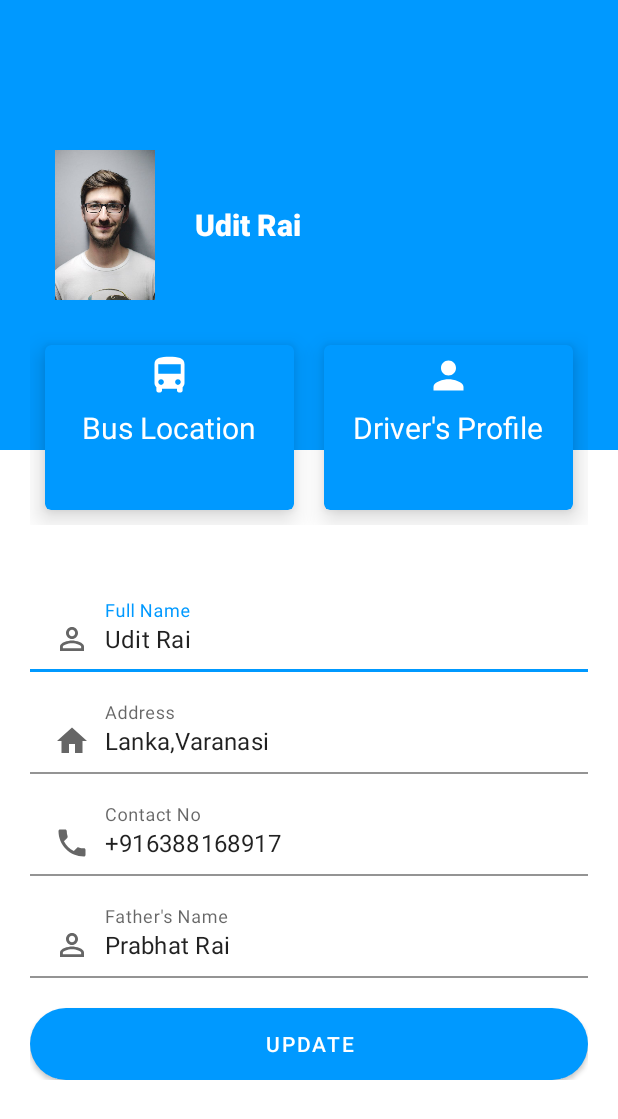
After one commit to Udit-8/TrackIt, an Android app: the UserProfileActivity screen opened directly, with no data from a screen before it, on a phone screen of 412 x 824 dp. The commit adds this screen. Shown: the top 1119 px of the screen. Run offline under Robolectric (Android 15) with nearby library versions, the phone set to English and light mode, and no system bars.

Commit message:
Added the Profile Page for students

```diff
--- a/app/src/main/AndroidManifest.xml
+++ b/app/src/main/AndroidManifest.xml
@@ -9,6 +9,9 @@
         android:roundIcon="@mipmap/ic_launcher_round"
         android:supportsRtl="true"
         android:theme="@style/Theme.TrackIt">
+        <activity
+            android:name=".UserProfileActivity"
+            android:exported="true" />
         <activity
             android:name=".MainActivity"
             android:exported="true" />
--- a/app/src/main/java/com/example/trackit/LoginActivity.java
+++ b/app/src/main/java/com/example/trackit/LoginActivity.java
@@ -3,6 +3,7 @@ package com.example.trackit;
 import androidx.annotation.NonNull;
 import androidx.appcompat.app.AppCompatActivity;
 
+import android.content.Intent;
 import android.os.Bundle;
 import android.provider.ContactsContract;
 import android.text.TextUtils;
@@ -55,6 +56,8 @@ public class LoginActivity extends AppCompatActivity {
                                 if(passwordInDatabase.equals(password))
                                 {
                                     Toast.makeText(LoginActivity.this,"Signed in Successfully",Toast.LENGTH_LONG).show();
+                                    Intent intent = new Intent(LoginActivity.this,UserProfileActivity.class);
+                                    startActivity(intent);
                                 }
                                 else
                                 {
--- /dev/null
+++ b/app/src/main/java/com/example/trackit/UserProfileActivity.java
@@ -0,0 +1,14 @@
+package com.example.trackit;
+
+import androidx.appcompat.app.AppCompatActivity;
+
+import android.os.Bundle;
+
+public class UserProfileActivity extends AppCompatActivity {
+
+    @Override
+    protected void onCreate(Bundle savedInstanceState) {
+        super.onCreate(savedInstanceState);
+        setContentView(R.layout.activity_user_profile);
+    }
+}
--- /dev/null
+++ b/app/src/main/res/drawable/ic_bus.xml
@@ -0,0 +1,5 @@
+<vector android:height="24dp" android:tint="#FFFFFF"
+    android:viewportHeight="24" android:viewportWidth="24"
+    android:width="24dp" xmlns:android="http://schemas.android.com/apk/res/android">
+    <path android:fillColor="@android:color/white" android:pathData="M4,16c0,0.88 0.39,1.67 1,2.22L5,20c0,0.55 0.45,1 1,1h1c0.55,0 1,-0.45 1,-1v-1h8v1c0,0.55 0.45,1 1,1h1c0.55,0 1,-0.45 1,-1v-1.78c0.61,-0.55 1,-1.34 1,-2.22L20,6c0,-3.5 -3.58,-4 -8,-4s-8,0.5 -8,4v10zM7.5,17c-0.83,0 -1.5,-0.67 -1.5,-1.5S6.67,14 7.5,14s1.5,0.67 1.5,1.5S8.33,17 7.5,17zM16.5,17c-0.83,0 -1.5,-0.67 -1.5,-1.5s0.67,-1.5 1.5,-1.5 1.5,0.67 1.5,1.5 -0.67,1.5 -1.5,1.5zM18,11L6,11L6,6h12v5z"/>
+</vector>
--- /dev/null
+++ b/app/src/main/res/drawable/ic_home.xml
@@ -0,0 +1,10 @@
+<vector xmlns:android="http://schemas.android.com/apk/res/android"
+    android:width="24dp"
+    android:height="24dp"
+    android:viewportWidth="24"
+    android:viewportHeight="24"
+    android:tint="?attr/colorControlNormal">
+  <path
+      android:fillColor="@android:color/white"
+      android:pathData="M10,20v-6h4v6h5v-8h3L12,3 2,12h3v8z"/>
+</vector>
--- /dev/null
+++ b/app/src/main/res/drawable/ic_person_small.xml
@@ -0,0 +1,10 @@
+<vector xmlns:android="http://schemas.android.com/apk/res/android"
+    android:width="24dp"
+    android:height="24dp"
+    android:viewportWidth="24"
+    android:viewportHeight="24"
+    android:tint="?attr/colorControlNormal">
+  <path
+      android:fillColor="@android:color/white"
+      android:pathData="M12,5.9c1.16,0 2.1,0.94 2.1,2.1s-0.94,2.1 -2.1,2.1S9.9,9.16 9.9,8s0.94,-2.1 2.1,-2.1m0,9c2.97,0 6.1,1.46 6.1,2.1v1.1L5.9,18.1L5.9,17c0,-0.64 3.13,-2.1 6.1,-2.1M12,4C9.79,4 8,5.79 8,8s1.79,4 4,4 4,-1.79 4,-4 -1.79,-4 -4,-4zM12,13c-2.67,0 -8,1.34 -8,4v3h16v-3c0,-2.66 -5.33,-4 -8,-4z"/>
+</vector>
--- /dev/null
+++ b/app/src/main/res/drawable/ic_phone.xml
@@ -0,0 +1,10 @@
+<vector xmlns:android="http://schemas.android.com/apk/res/android"
+    android:width="24dp"
+    android:height="24dp"
+    android:viewportWidth="24"
+    android:viewportHeight="24"
+    android:tint="?attr/colorControlNormal">
+  <path
+      android:fillColor="@android:color/white"
+      android:pathData="M6.62,10.79c1.44,2.83 3.76,5.14 6.59,6.59l2.2,-2.2c0.27,-0.27 0.67,-0.36 1.02,-0.24 1.12,0.37 2.33,0.57 3.57,0.57 0.55,0 1,0.45 1,1V20c0,0.55 -0.45,1 -1,1 -9.39,0 -17,-7.61 -17,-17 0,-0.55 0.45,-1 1,-1h3.5c0.55,0 1,0.45 1,1 0,1.25 0.2,2.45 0.57,3.57 0.11,0.35 0.03,0.74 -0.25,1.02l-2.2,2.2z"/>
+</vector>
--- /dev/null
+++ b/app/src/main/res/drawable/ic_profile.xml
@@ -0,0 +1,5 @@
+<vector android:height="24dp" android:tint="#FFFFFF"
+    android:viewportHeight="24" android:viewportWidth="24"
+    android:width="24dp" xmlns:android="http://schemas.android.com/apk/res/android">
+    <path android:fillColor="@android:color/white" android:pathData="M12,12c2.21,0 4,-1.79 4,-4s-1.79,-4 -4,-4 -4,1.79 -4,4 1.79,4 4,4zM12,14c-2.67,0 -8,1.34 -8,4v2h16v-2c0,-2.66 -5.33,-4 -8,-4z"/>
+</vector>
--- /dev/null
+++ b/app/src/main/res/layout/activity_user_profile.xml
@@ -0,0 +1,163 @@
+<?xml version="1.0" encoding="utf-8"?>
+<ScrollView xmlns:android="http://schemas.android.com/apk/res/android"
+    xmlns:app="http://schemas.android.com/apk/res-auto"
+    xmlns:tools="http://schemas.android.com/tools"
+    android:layout_width="match_parent"
+    android:layout_height="match_parent"
+    tools:context=".UserProfileActivity">
+    <LinearLayout
+        android:layout_width="match_parent"
+        android:layout_height="match_parent"
+        android:orientation="vertical">
+    <RelativeLayout
+        android:layout_width="match_parent"
+        android:layout_height="300dp"
+        android:padding="20dp"
+        android:background="@color/colorPrimary">
+    <ImageView
+        android:id="@+id/profile_image"
+        android:layout_width="100dp"
+        android:layout_height="100dp"
+        android:src="@drawable/profile_image"
+        android:layout_centerVertical="true"/>
+
+        <TextView
+            android:layout_width="wrap_content"
+            android:layout_height="wrap_content"
+            android:layout_centerVertical="true"
+            android:layout_marginLeft="10dp"
+            android:layout_toRightOf="@+id/profile_image"
+            android:fontFamily="sans-serif-black"
+            android:text="Udit Rai"
+            android:textColor="#FFFFFF"
+            android:textSize="20sp" />
+    </RelativeLayout>
+
+    <LinearLayout
+        android:layout_width="match_parent"
+        android:layout_height="wrap_content"
+        android:padding="20dp"
+        android:layout_marginTop="-100dp">
+        <com.google.android.material.card.MaterialCardView
+            android:layout_width="0dp"
+            android:layout_height="110dp"
+            android:layout_weight="1"
+            app:cardBackgroundColor="@color/colorPrimary"
+            app:cardElevation="10dp"
+            android:layout_margin="10dp">
+            <RelativeLayout
+                android:layout_width="match_parent"
+                android:layout_height="match_parent"
+                android:padding="5dp">
+                <ImageView
+                    android:layout_width="30dp"
+                    android:layout_height="30dp"
+                    android:src="@drawable/ic_bus"
+                    android:layout_centerHorizontal="true"/>
+                <TextView
+                    android:id="@+id/BusLocationText"
+                    android:layout_width="wrap_content"
+                    android:layout_height="wrap_content"
+                    android:text="Bus Location"
+                    android:textColor="#FFFFFF"
+                    android:textSize="20sp"
+                    android:layout_centerInParent="true"/>
+            </RelativeLayout>
+        </com.google.android.material.card.MaterialCardView>
+        <com.google.android.material.card.MaterialCardView
+            android:layout_width="0dp"
+            android:layout_height="110dp"
+            android:layout_weight="1"
+            app:cardBackgroundColor="@color/colorPrimary"
+            app:cardElevation="10dp"
+            android:layout_margin="10dp">
+            <RelativeLayout
+                android:layout_width="match_parent"
+                android:layout_height="match_parent"
+                android:padding="5dp">
+
+                <ImageView
+                    android:layout_width="30dp"
+                    android:layout_height="30dp"
+                    android:layout_centerHorizontal="true"
+                    android:src="@drawable/ic_profile" />
+
+                <TextView
+                    android:id="@+id/driverProfileText"
+                    android:layout_width="wrap_content"
+                    android:layout_height="wrap_content"
+                    android:layout_centerInParent="true"
+                    android:text="Driver's Profile"
+                    android:textColor="#FFFFFF"
+                    android:textSize="20sp" />
+            </RelativeLayout>
+        </com.google.android.material.card.MaterialCardView>
+
+    </LinearLayout>
+    <LinearLayout
+        android:layout_width="match_parent"
+        android:layout_height="wrap_content"
+        android:padding="20dp"
+        android:orientation="vertical">
+        <com.google.android.material.textfield.TextInputLayout
+            android:layout_width="match_parent"
+            android:layout_height="wrap_content"
+            android:hint="Full Name"
+            android:layout_marginBottom="10dp">
+        <com.google.android.material.textfield.TextInputEditText
+            android:layout_width="match_parent"
+            android:layout_height="wrap_content"
+            android:background="#FFFFFF"
+            android:drawableLeft="@drawable/ic_person_small"
+            android:drawablePadding="10dp"
+            android:text="Udit Rai"/>
+        </com.google.android.material.textfield.TextInputLayout>
+        <com.google.android.material.textfield.TextInputLayout
+            android:layout_width="match_parent"
+            android:layout_height="wrap_content"
+            android:hint="Address"
+            android:layout_marginBottom="10dp">
+            <com.google.android.material.textfield.TextInputEditText
+                android:layout_width="match_parent"
+                android:layout_height="wrap_content"
+                android:background="#FFFFFF"
+                android:drawableLeft="@drawable/ic_home"
+                android:drawablePadding="10dp"
+                android:text="Lanka,Varanasi"/>
+        </com.google.android.material.textfield.TextInputLayout>
+        <com.google.android.material.textfield.TextInputLayout
+            android:layout_width="match_parent"
+            android:layout_height="wrap_content"
+            android:hint="Contact No"
+            android:layout_marginBottom="10dp">
+            <com.google.android.material.textfield.TextInputEditText
+                android:layout_width="match_parent"
+                android:layout_height="wrap_content"
+                android:background="#FFFFFF"
+                android:drawableLeft="@drawable/ic_phone"
+                android:drawablePadding="10dp"
+                android:text="+916388168917" />
+        </com.google.android.material.textfield.TextInputLayout>
+        <com.google.android.material.textfield.TextInputLayout
+            android:layout_width="match_parent"
+            android:layout_height="wrap_content"
+            android:hint="Father's Name"
+            android:layout_marginBottom="10dp">
+            <com.google.android.material.textfield.TextInputEditText
+                android:layout_width="match_parent"
+                android:layout_height="wrap_content"
+                android:background="#FFFFFF"
+                android:drawableLeft="@drawable/ic_person_small"
+                android:drawablePadding="10dp"
+                android:text="Prabhat Rai"/>
+        </com.google.android.material.textfield.TextInputLayout>
+    <Button
+        android:layout_width="match_parent"
+        android:layout_height="match_parent"
+        android:id="@+id/updateDetailsButton"
+        android:background="@drawable/round_bg"
+        android:text="Update"
+        android:layout_marginTop="10dp"/>
+    </LinearLayout>
+    </LinearLayout>
+</ScrollView>
```
Also changed, not shown: app/src/main/res/drawable/profile_image.jpeg (added).
